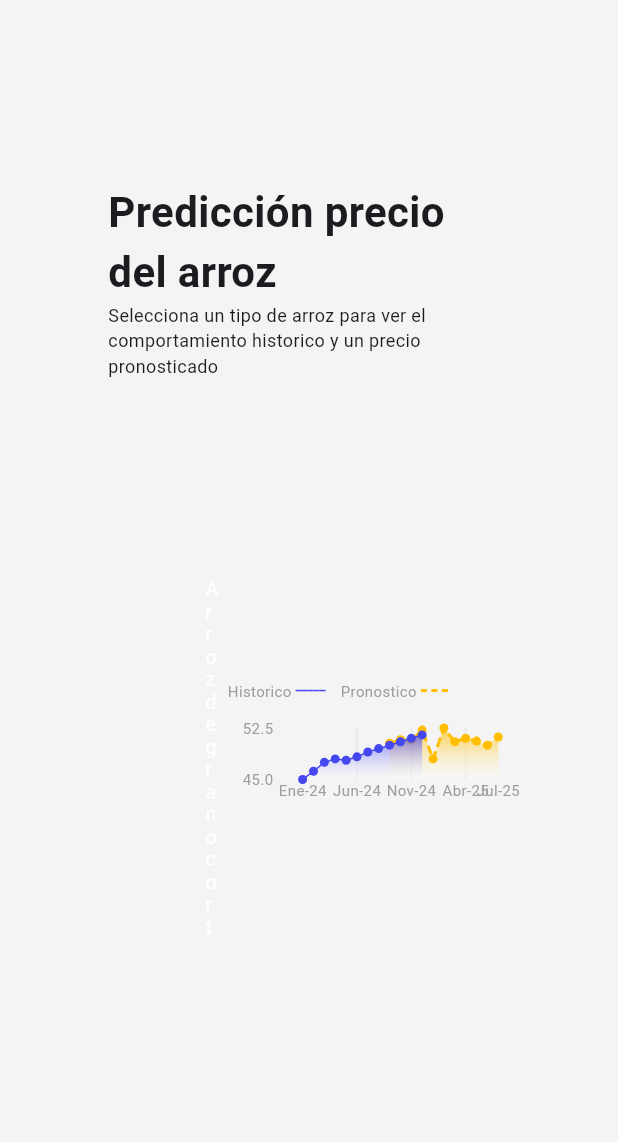
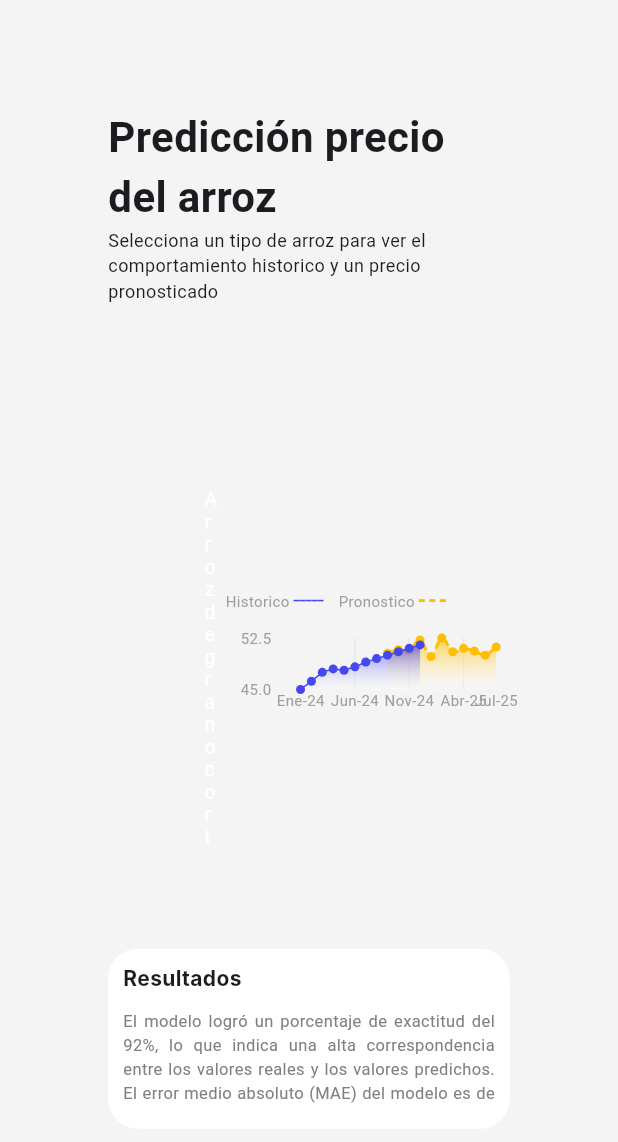
Before and after one commit to arthurcastrov/modelos_predictivos_agro, a Flutter app: the EmbededPrediccionPrecioArroz widget shown alone on an empty page, opened directly, on a phone screen of 412 x 824 dp. Shown: the top 1142 px of the screen. Run offline on Flutter 3.47's test engine with Material 3 defaults, Android fonts, the phone set to English and light mode, and no system bars; drawn by our look-alikes of dotted_line, fl_chart; our stand-ins replace file_picker, firebase_auth, firebase_core, font_awesome_flutter, go_router; missing offline and left inert: widgets_easier; accounts and stored records are empty; generated files the repository leaves out were written again; Roboto replaces fonts that are missing (Inter); statements that could not run were skipped.

Commit message:
:sparkles: Se realizan cambios solicitados por Monica Carvajarl

```diff
--- a/lib/components/line_chart_graphic.dart
+++ b/lib/components/line_chart_graphic.dart
@@ -47,7 +47,7 @@ class _LineChartGraphicState extends State<LineChartGraphic> {
     'Oct-24': 50.8,
     'Nov-24': 50.7,
     'Dic-24': 52.2,
-    'Ene-25': 48.0,
+    'Ene-25': 49.8,
     'Feb-25': 52.5,
     'Mar-25': 50.5,
     'Abr-25': 51.0,
@@ -153,7 +153,7 @@ class _LineChartGraphicState extends State<LineChartGraphic> {
                               entry.value,
                             ))
                         .toList(),
-                    isCurved: false,
+                    isCurved: true,
                     barWidth: 2,
                     dashArray: [6, 3],
                     // colors: [Colors.blue],
--- a/lib/screens/prediccion_precio_arroz_screen/prediccion_precio_arroz_screen.dart
+++ b/lib/screens/prediccion_precio_arroz_screen/prediccion_precio_arroz_screen.dart
@@ -18,6 +18,7 @@ class _EmbededPrediccionPrecioArrozState
     return Center(
       child: SizedBox(
         width: MediaQuery.sizeOf(context).width * 0.65,
+        child: SingleChildScrollView(
           child: Column(
             mainAxisAlignment: MainAxisAlignment.center,
             crossAxisAlignment: CrossAxisAlignment.start,
@@ -144,12 +145,56 @@ class _EmbededPrediccionPrecioArrozState
                     //   width: 20.0,
                     // ),
                     SizedBox(
-                    height: 400.0,
+                        height: 380.0,
                         width: MediaQuery.sizeOf(context).width * 0.45,
                         child: const LineChartGraphic()),
+                    const SizedBox(
+                      height: 10.0,
+                    ),
+                  ]),
+              Container(
+                  height: 120.0,
+                  width: double.infinity,
+                  padding: const EdgeInsets.all(10.0),
+                  decoration: const BoxDecoration(
+                    color: Colors.white,
+                    borderRadius: BorderRadius.all(
+                      Radius.circular(20.0),
+                    ),
+                  ),
+                  child: Column(
+                    mainAxisAlignment: MainAxisAlignment.start,
+                    crossAxisAlignment: CrossAxisAlignment.start,
+                    children: [
+                      const Text(
+                        'Resultados',
+                        style: TextStyle(
+                          fontFamily: 'Inter',
+                          fontWeight: FontWeight.bold,
+                          fontSize: 14.0,
+                        ),
+                      ),
+                      const SizedBox(
+                        height: 10.0,
+                      ),
+                      SizedBox(
+                        width: MediaQuery.sizeOf(context).width * 0.65,
+                        height: 65.0,
+                        child: const SingleChildScrollView(
+                          child: Text(
+                            'El modelo logró un porcentaje de exactitud del 92%, lo que indica una alta correspondencia entre los valores reales y los valores predichos. El error medio absoluto (MAE) del modelo es de 1.5 pesos, lo que refleja la desviación promedio entre los precios reales y los predichos en la misma escala monetaria. Además, el error cuadrático medio (RMSE) se estimó en 0.5 pesos, lo que muestra la magnitud del error considerando las desviaciones más significativas. El coeficiente de determinación (R²) fue de 0.89, lo que sugiere que el modelo explica un 89% de la variabilidad en los precios observados.',
+                            style: TextStyle(
+                              fontSize: 11.0,
+                              color: Color(0xFF808080),
+                            ),
+                            textAlign: TextAlign.justify,
+                          ),
+                        ),
+                      )
+                    ],
+                  )),
             ],
           ),
-          ],
         ),
       ),
     );
```
Lines whose indentation alone changed are shown as unchanged.
